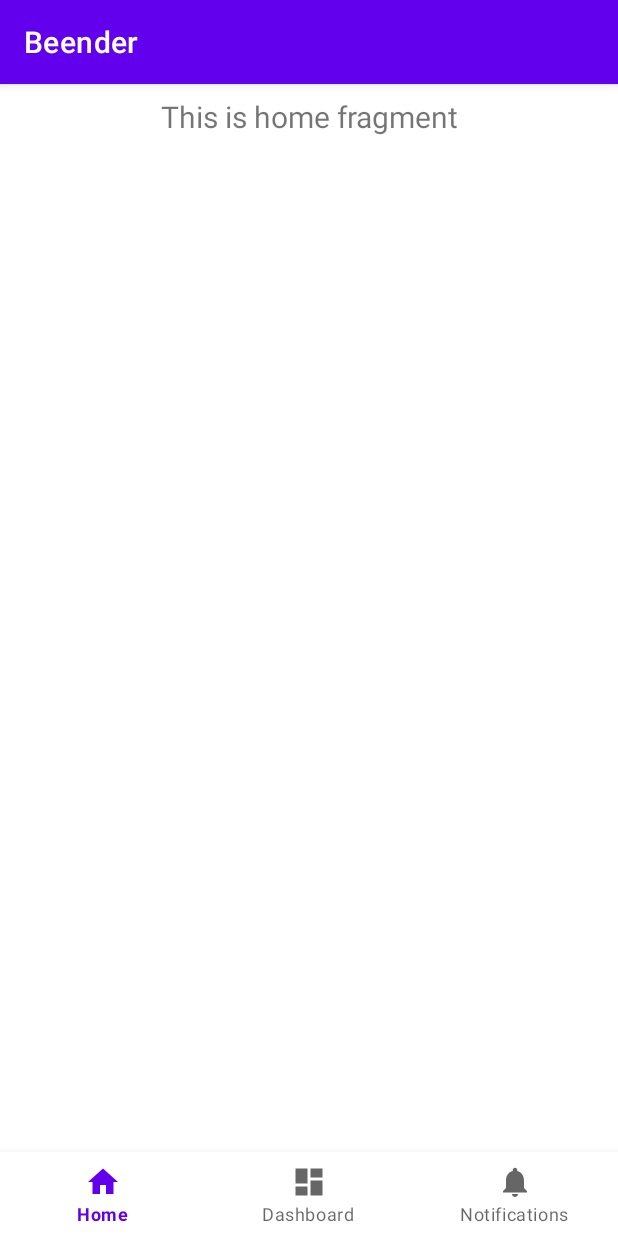
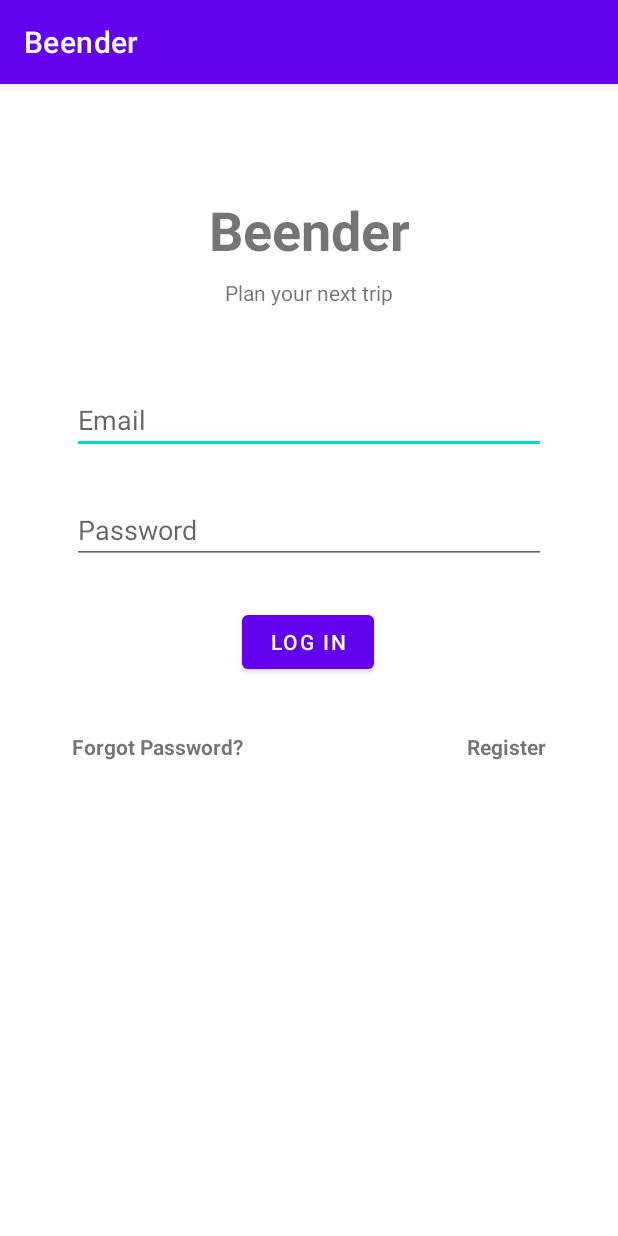
Before and after one commit to Nart-Tehaucha/beender, an Android app: the screen it shows after launch (MainActivity before the commit, AuthActivity after it), on a phone screen of 412 x 824 dp. Run offline under Robolectric (Android 15) with nearby library versions, the phone set to English and light mode, and no system bars; our stand-ins replace Firebase (no records; nobody signed in at launch, a user with empty details on screens opened directly).

Commit message:
Implemented Login + Register w/ Firebase.

```diff
--- /dev/null
+++ b/app/src/main/java/com/example/beender/AuthActivity.java
@@ -0,0 +1,14 @@
+package com.example.beender;
+
+import androidx.appcompat.app.AppCompatActivity;
+
+import android.os.Bundle;
+
+public class AuthActivity extends AppCompatActivity {
+
+    @Override
+    protected void onCreate(Bundle savedInstanceState) {
+        super.onCreate(savedInstanceState);
+        setContentView(R.layout.activity_auth);
+    }
+}
--- /dev/null
+++ b/app/src/main/java/com/example/beender/LoginFragment.java
@@ -0,0 +1,178 @@
+package com.example.beender;
+
+import android.content.Intent;
+import android.os.Bundle;
+
+import androidx.annotation.NonNull;
+import androidx.annotation.Nullable;
+import androidx.fragment.app.Fragment;
+import androidx.navigation.Navigation;
+
+import android.text.TextUtils;
+import android.util.Log;
+import android.view.LayoutInflater;
+import android.view.View;
+import android.view.ViewGroup;
+import android.widget.Button;
+import android.widget.EditText;
+import android.widget.ProgressBar;
+import android.widget.TextView;
+import android.widget.Toast;
+
+import com.google.android.gms.tasks.OnCompleteListener;
+import com.google.android.gms.tasks.Task;
+import com.google.firebase.auth.AuthResult;
+import com.google.firebase.auth.FirebaseAuth;
+import com.google.firebase.auth.FirebaseUser;
+
+
+// Fragment for handling login
+// Syncs with Firestore database on startup
+public class LoginFragment extends Fragment {
+
+    private static final String TAG = "EmailPassword";
+    // [START declare_auth]
+    private FirebaseAuth mAuth;
+    // [END declare_auth]
+
+
+    private Button btnLogin;
+    private TextView tvRegister;
+
+    private EditText mEmailField;
+    private EditText mPasswordField;
+
+    // Init login form
+    @Override
+    public void onCreate(Bundle savedInstanceState) {
+        super.onCreate(savedInstanceState);
+        // Initialize Firebase Auth
+        mAuth = FirebaseAuth.getInstance();
+
+    }
+
+    // [START on_start_check_user]
+    @Override
+    public void onStart() {
+        super.onStart();
+        // Check if user is signed in (non-null) and update UI accordingly.
+        FirebaseUser currentUser = mAuth.getCurrentUser();
+
+        //Auto log-in :
+        if(currentUser != null){
+            updateUI(currentUser);
+        }
+    }
+    // [END on_start_check_user]
+
+    // Init view
+    @Override
+    public View onCreateView(LayoutInflater inflater, ViewGroup container,
+                             Bundle savedInstanceState) {
+        // Inflate the layout for this fragment
+        View view =  inflater.inflate(R.layout.fragment_login, container, false);
+
+        return view;
+    }
+
+    @Override
+    public void onViewCreated(@NonNull View view, @Nullable Bundle savedInstanceState) {
+        super.onViewCreated(view, savedInstanceState);
+
+        // Views
+        mEmailField = view.findViewById(R.id.loginEmail);
+        mPasswordField = view.findViewById(R.id.loginPassword);
+
+        // Buttons
+        btnLogin = view.findViewById(R.id.loginButton);
+        btnLogin.setOnClickListener(new View.OnClickListener() {
+            @Override
+            public void onClick(View view) {
+                // Login user and move to main screen if successful
+                signIn(mEmailField.getText().toString().trim(), mPasswordField.getText().toString().trim());
+            }
+        });
+
+        tvRegister = view.findViewById(R.id.txtRegister);
+        tvRegister.setOnClickListener(new View.OnClickListener() {
+            @Override
+            public void onClick(View view) {
+                Navigation.findNavController(view).navigate(R.id.action_loginFragment_to_registerFragment);
+            }
+        });
+    }
+
+
+
+
+    // --------------- AUTH METHODS ----------------
+    // Sign in method
+    private void signIn(String email, String password) {
+        if (!validateForm()) {
+            return;
+        }
+
+        // [START sign_in_with_email]
+        mAuth.signInWithEmailAndPassword(email, password)
+                .addOnCompleteListener(getActivity(), new OnCompleteListener<AuthResult>() {
+                    @Override
+                    public void onComplete(@NonNull Task<AuthResult> task) {
+                        if (task.isSuccessful()) {
+
+                            // Sign in success, update UI with the signed-in user's information
+                            Log.d(TAG, "signInWithEmail:success");
+                            FirebaseUser user = mAuth.getCurrentUser();
+                            Toast.makeText(getActivity(), "Authentication Success.",
+                                    Toast.LENGTH_SHORT).show();
+
+                            updateUI(user);
+                        } else {
+                            // If sign in fails, display a message to the user.
+                            Log.w(TAG, "signInWithEmail:failure", task.getException());
+                            Toast.makeText(getActivity(), "Authentication failed.",
+                                    Toast.LENGTH_SHORT).show();
+                            updateUI(null);
+                        }
+                    }
+                });
+        // [END sign_in_with_email]
+    }
+
+    // Method to validate the sign in form
+    private boolean validateForm() {
+        boolean valid = true;
+
+        String email = mEmailField.getText().toString();
+        if (TextUtils.isEmpty(email)) {
+            mEmailField.setError("Required.");
+            valid = false;
+        } else {
+            mEmailField.setError(null);
+        }
+
+        String password = mPasswordField.getText().toString();
+        if (TextUtils.isEmpty(password)) {
+            mPasswordField.setError("Required.");
+            valid = false;
+        } else {
+            mPasswordField.setError(null);
+        }
+
+        return valid;
+    }
+
+    // Method for logging in
+    private void updateUI(FirebaseUser user) {
+        boolean isAdmin = false;
+        if(user != null) {
+            if(user.getEmail().equals("admin@admin.com")) {
+                isAdmin = true;
+            }
+
+            Intent intent = new Intent(getContext(), MainActivity.class);
+            intent.putExtra("isAdmin", isAdmin);
+            startActivity(intent);
+        }
+    }
+
+}
--- /dev/null
+++ b/app/src/main/res/layout/activity_auth.xml
@@ -0,0 +1,20 @@
+<?xml version="1.0" encoding="utf-8"?>
+<androidx.constraintlayout.widget.ConstraintLayout xmlns:android="http://schemas.android.com/apk/res/android"
+    xmlns:app="http://schemas.android.com/apk/res-auto"
+    xmlns:tools="http://schemas.android.com/tools"
+    android:layout_width="match_parent"
+    android:layout_height="match_parent"
+    tools:context=".AuthActivity">
+
+    <androidx.fragment.app.FragmentContainerView
+        android:id="@+id/nav_host_fragment_container_auth"
+        android:name="androidx.navigation.fragment.NavHostFragment"
+        android:layout_width="match_parent"
+        android:layout_height="match_parent"
+        app:defaultNavHost="true"
+        app:layout_constraintBottom_toBottomOf="parent"
+        app:layout_constraintEnd_toEndOf="parent"
+        app:layout_constraintStart_toStartOf="parent"
+        app:layout_constraintTop_toTopOf="parent"
+        app:navGraph="@navigation/auth_nav" />
+</androidx.constraintlayout.widget.ConstraintLayout>
--- /dev/null
+++ b/app/src/main/res/layout/fragment_login.xml
@@ -0,0 +1,93 @@
+<?xml version="1.0" encoding="utf-8"?>
+<androidx.constraintlayout.widget.ConstraintLayout xmlns:android="http://schemas.android.com/apk/res/android"
+    xmlns:app="http://schemas.android.com/apk/res-auto"
+    xmlns:tools="http://schemas.android.com/tools"
+    android:layout_width="match_parent"
+    android:layout_height="match_parent"
+    tools:context=".LoginFragment">
+
+    <EditText
+        android:id="@+id/loginEmail"
+        android:layout_width="match_parent"
+        android:layout_height="wrap_content"
+        android:layout_marginStart="48dp"
+        android:layout_marginEnd="48dp"
+        android:layout_marginBottom="28dp"
+        android:ems="10"
+        android:hint="@string/username"
+        android:inputType="textPersonName"
+        app:layout_constraintBottom_toTopOf="@+id/loginPassword"
+        app:layout_constraintEnd_toEndOf="parent"
+        app:layout_constraintHorizontal_bias="0.0"
+        app:layout_constraintStart_toStartOf="parent" />
+
+    <EditText
+        android:id="@+id/loginPassword"
+        android:layout_width="match_parent"
+        android:layout_height="wrap_content"
+        android:layout_marginStart="48dp"
+        android:layout_marginEnd="48dp"
+        android:layout_marginBottom="28dp"
+        android:ems="10"
+        android:hint="@string/password"
+        android:inputType="textPassword"
+        app:layout_constraintBottom_toTopOf="@+id/loginButton"
+        app:layout_constraintEnd_toEndOf="parent"
+        app:layout_constraintHorizontal_bias="0.0"
+        app:layout_constraintStart_toStartOf="parent" />
+
+    <Button
+        android:id="@+id/loginButton"
+        android:layout_width="wrap_content"
+        android:layout_height="wrap_content"
+        android:layout_marginBottom="372dp"
+        android:text="@string/login"
+        app:layout_constraintBottom_toBottomOf="parent"
+        app:layout_constraintEnd_toEndOf="parent"
+        app:layout_constraintHorizontal_bias="0.498"
+        app:layout_constraintStart_toStartOf="parent" />
+
+    <TextView
+        android:id="@+id/txtAppTitle"
+        android:layout_width="wrap_content"
+        android:layout_height="wrap_content"
+        android:layout_marginBottom="80dp"
+        android:text="@string/appTitle"
+        android:textSize="36sp"
+        android:textStyle="bold"
+        app:layout_constraintBottom_toTopOf="@+id/loginEmail"
+        app:layout_constraintEnd_toEndOf="parent"
+        app:layout_constraintStart_toStartOf="parent" />
+
+    <TextView
+        android:id="@+id/txtAppSubtitle"
+        android:layout_width="wrap_content"
+        android:layout_height="wrap_content"
+        android:layout_marginTop="8dp"
+        android:text="@string/appSubtitle"
+        app:layout_constraintEnd_toEndOf="parent"
+        app:layout_constraintStart_toStartOf="parent"
+        app:layout_constraintTop_toBottomOf="@+id/txtAppTitle" />
+
+    <TextView
+        android:id="@+id/txtRegister"
+        android:layout_width="wrap_content"
+        android:layout_height="wrap_content"
+        android:layout_marginTop="36dp"
+        android:text="@string/txt_register"
+        android:textStyle="bold"
+        app:layout_constraintEnd_toEndOf="@+id/loginPassword"
+        app:layout_constraintTop_toBottomOf="@+id/loginButton" />
+
+    <TextView
+        android:id="@+id/txtForgotPass"
+        android:layout_width="wrap_content"
+        android:layout_height="wrap_content"
+        android:layout_marginTop="36dp"
+        android:text="@string/forgot_password"
+        android:textStyle="bold"
+        app:layout_constraintStart_toStartOf="@+id/loginPassword"
+        app:layout_constraintTop_toBottomOf="@+id/loginButton" />
+
+
+</androidx.constraintlayout.widget.ConstraintLayout>
--- /dev/null
+++ b/app/src/main/res/navigation/auth_nav.xml
@@ -0,0 +1,23 @@
+<?xml version="1.0" encoding="utf-8"?>
+<navigation xmlns:android="http://schemas.android.com/apk/res/android"
+    xmlns:app="http://schemas.android.com/apk/res-auto"
+    xmlns:tools="http://schemas.android.com/tools"
+    android:id="@+id/auth_nav"
+    app:startDestination="@id/loginFragment">
+    <fragment
+        android:id="@+id/loginFragment"
+        android:name="com.example.beender.LoginFragment"
+        android:label="fragment_login"
+        tools:layout="@layout/fragment_login" >
+        <action
+            android:id="@+id/action_loginFragment_to_registerFragment"
+            app:destination="@id/registerFragment"
+            app:enterAnim="@android:anim/fade_in"
+            app:exitAnim="@android:anim/fade_out" />
+    </fragment>
+    <fragment
+        android:id="@+id/registerFragment"
+        android:name="com.example.beender.RegisterFragment"
+        android:label="fragment_register"
+        tools:layout="@layout/fragment_register" />
+</navigation>
--- a/app/src/main/res/values/strings.xml
+++ b/app/src/main/res/values/strings.xml
@@ -5,4 +5,13 @@
     <string name="title_home">Home</string>
     <string name="title_dashboard">Dashboard</string>
     <string name="title_notifications">Notifications</string>
+    <string name="username">Email</string>
+    <string name="password">Password</string>
+    <string name="login">Log In</string>
+    <string name="appTitle">Beender</string>
+    <string name="appSubtitle">Plan your next trip</string>
+    <string name="txt_register">Register</string>
+    <string name="forgot_password">Forgot Password?</string>
+    <string name="fullname">Full Name</string>
+    <string name="toast_register">Registration complete</string>
 </resources>
--- a/build.gradle
+++ b/build.gradle
@@ -9,6 +9,7 @@ buildscript {
 
         // NOTE: Do not place your application dependencies here; they belong
         // in the individual module build.gradle files
+        classpath 'com.google.gms:google-services:4.3.13'
     }
 }
 
```
Also changed, not shown: app/build.gradle (+10 -2 lines), app/src/main/AndroidManifest.xml (+10 -1 lines), app/src/main/java/com/example/beender/RegisterFragment.java (added, +164 -0 lines), app/src/main/res/layout/fragment_register.xml (added, +87 -0 lines), 1 other file.
